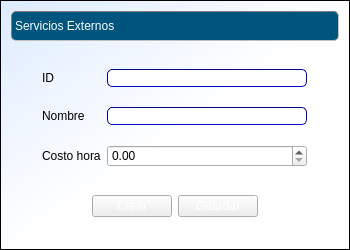
Before: the Qt Designer form cosmec/formularioserexternos.ui in Exxu/cosmec-si, drawn with Qt 5.
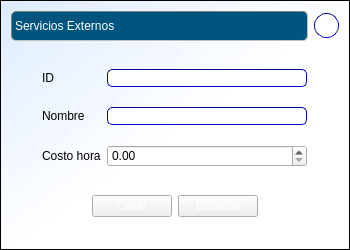
After: the same form once the commit is applied.

Commit message: botones de ayuda. connects hasta cargos. ayuda maq completa

```diff
--- a/cosmec/formularioserexternos.ui
+++ b/cosmec/formularioserexternos.ui
@@ -46,6 +46,11 @@
 font: 11pt &quot;Arial&quot;;
 background: transparent;
 }
+QPushButton#pushButton_3{ /*ayuda*/
+  border: 1px inset darkblue;
+  border-radius:12px;
+ font: bold 12pt &quot;Calibri&quot;;
+}
 .QPushButton {
 background: qlineargradient(
   x1:0, y1:0, x2:0, y2:1,
@@ -65,6 +70,8 @@
   </property>
   <layout class="QVBoxLayout" name="verticalLayout">
    <item>
+    <layout class="QHBoxLayout" name="horizontalLayout_3">
+     <item>
     <widget class="QLabel" name="label">
      <property name="minimumSize">
       <size>
@@ -76,6 +83,27 @@
       <string>Servicios Externos</string>
      </property>
     </widget>
+     </item>
+     <item>
+      <widget class="QPushButton" name="pushButton_3">
+       <property name="minimumSize">
+        <size>
+         <width>25</width>
+         <height>25</height>
+        </size>
+       </property>
+       <property name="maximumSize">
+        <size>
+         <width>25</width>
+         <height>25</height>
+        </size>
+       </property>
+       <property name="text">
+        <string>?</string>
+       </property>
+      </widget>
+     </item>
+    </layout>
    </item>
    <item>
     <spacer name="verticalSpacer">
```
Lines whose indentation alone changed are shown as unchanged. The commit also changes 30 other files.
